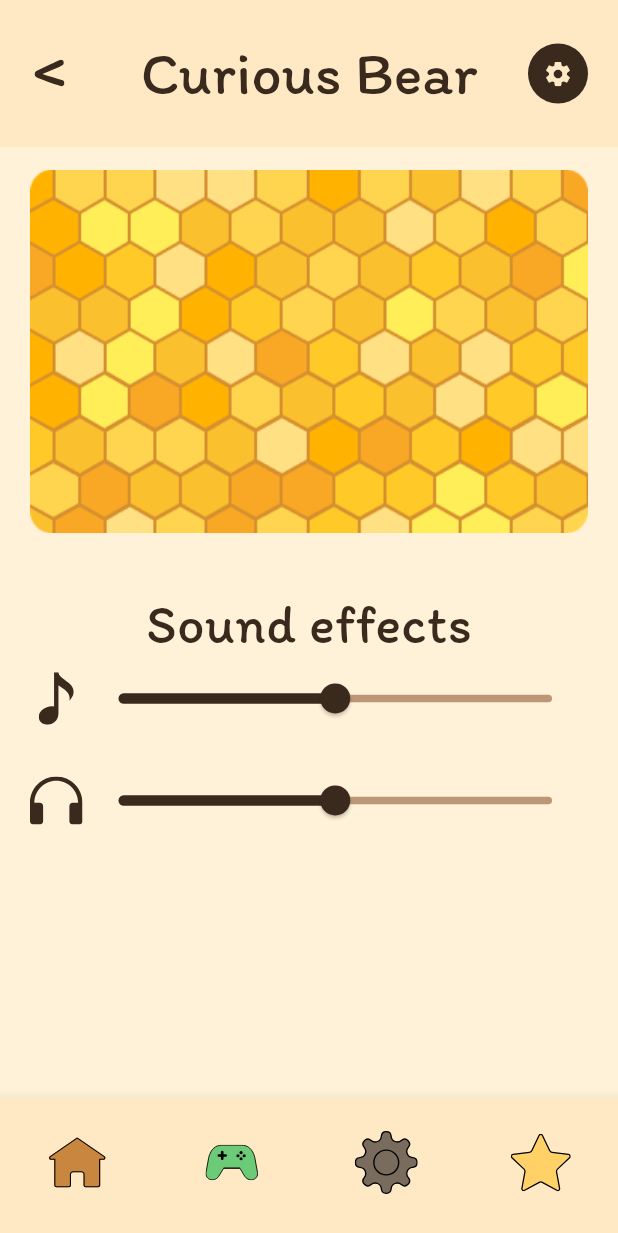
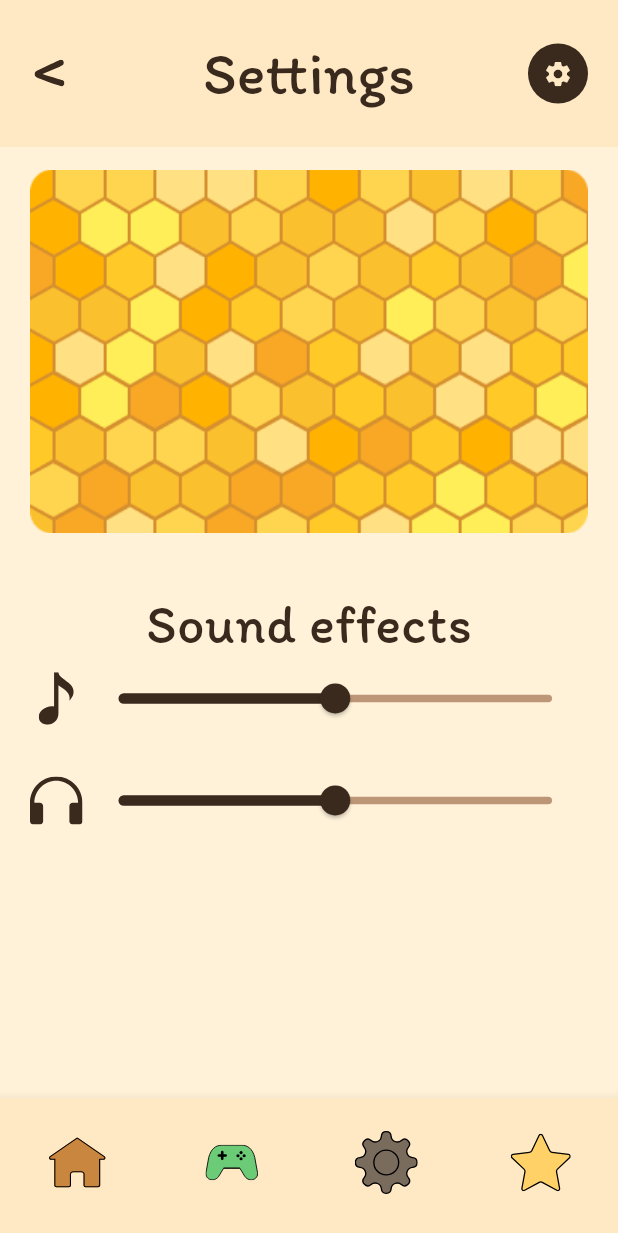
Before and after one commit to woacwoak/Educational-App, a Flutter app: the screen it shows after launch, item 2 of the bottom bar chosen, after a tap on the "settings" icon, on a phone screen of 412 x 824 dp. Shown: the top 1233 px of the screen. Run offline on Flutter 3.47's test engine with Material 3 defaults, Android fonts, the phone set to English and light mode, and no system bars; our stand-ins replace audioplayers, flutter_svg.

Commit message:
added titles for every page and started working on progress page

```diff
--- a/educational_app/lib/pages/games.dart
+++ b/educational_app/lib/pages/games.dart
@@ -12,7 +12,7 @@ class GamePage extends StatelessWidget {
   @override
   Widget build(BuildContext context) {
     return Scaffold(
-      appBar: appBar(context),
+      appBar: appBar(context, "Games"),
       bottomNavigationBar: AppNavigationBar(),
       body: Container(
         color: Color(0xffFFF2D9),
--- a/educational_app/lib/pages/logic.dart
+++ b/educational_app/lib/pages/logic.dart
@@ -34,7 +34,7 @@ class _LogicPageState extends State<LogicPage> {
   @override
   Widget build(BuildContext context) {
     return Scaffold(
-      appBar: appBar(context),
+      appBar: appBar(context, "Logic"),
       backgroundColor: Color(0xffFFF2D9),
       body: Column(
         mainAxisAlignment: MainAxisAlignment.center,
--- a/educational_app/lib/pages/math.dart
+++ b/educational_app/lib/pages/math.dart
@@ -59,7 +59,7 @@ class _MathPageState extends State<MathPage> {
   @override
   Widget build(BuildContext context) {
     return Scaffold(
-      appBar: appBar(context),
+      appBar: appBar(context, "Math"),
       backgroundColor: Color(0xffFFF2D9),
       body: Column(
         mainAxisAlignment: MainAxisAlignment.center,
--- a/educational_app/lib/pages/settings.dart
+++ b/educational_app/lib/pages/settings.dart
@@ -25,7 +25,7 @@ class _SettingsPageState extends State<SettingsPage> {
   @override
   Widget build(BuildContext context) {
     return Scaffold(
-      appBar: appBar(context),
+      appBar: appBar(context, "Settings"),
       bottomNavigationBar: AppNavigationBar(),
       backgroundColor: Color(0xffFFF2D9),
 
--- a/educational_app/lib/widgets/custom_app_bar.dart
+++ b/educational_app/lib/widgets/custom_app_bar.dart
@@ -2,7 +2,7 @@ import 'package:flutter/material.dart';
 import 'package:flutter_svg/flutter_svg.dart';
 import 'package:curious_bear/pages/settings.dart';
 
-AppBar appBar(BuildContext context) {
+AppBar appBar(BuildContext context, String title) {
 
   return AppBar(
     toolbarHeight: 98,
@@ -10,8 +10,8 @@ AppBar appBar(BuildContext context) {
     centerTitle: true,
     elevation: 0.0,
 
-    title: const Text(
-      'Curious Bear',
+    title: Text(
+      title,
       style: TextStyle(
         color: Color(0xff3A2A1E),
         fontSize: 40,
```
Also changed, not shown: educational_app/lib/pages/progress.dart (+23 -0 lines).
